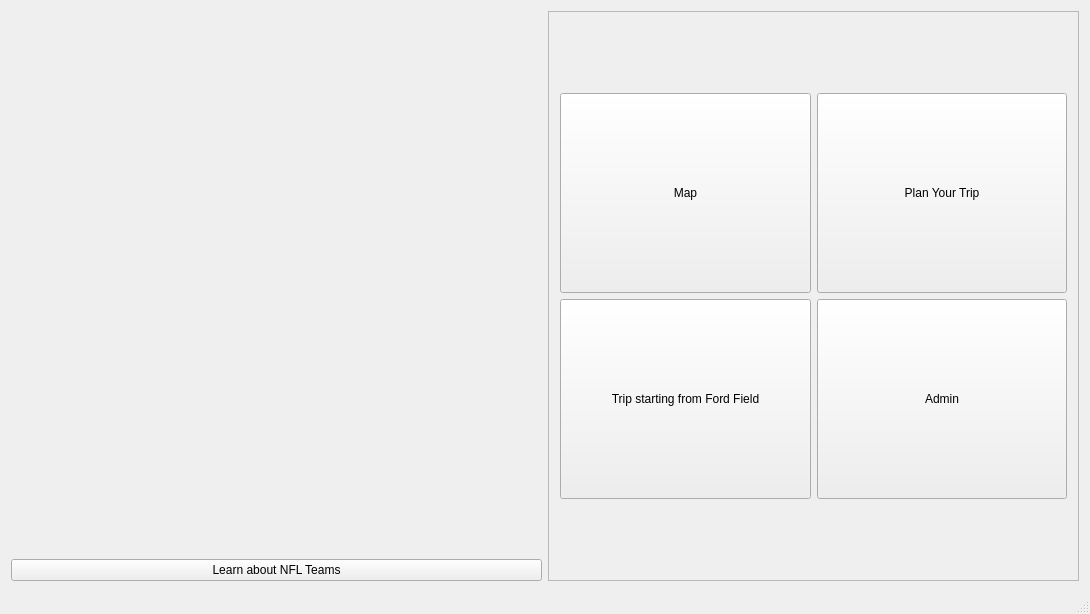
Qt form mainwindow.ui (pkhodadoustan/NFLFootballTouring) before a commit.
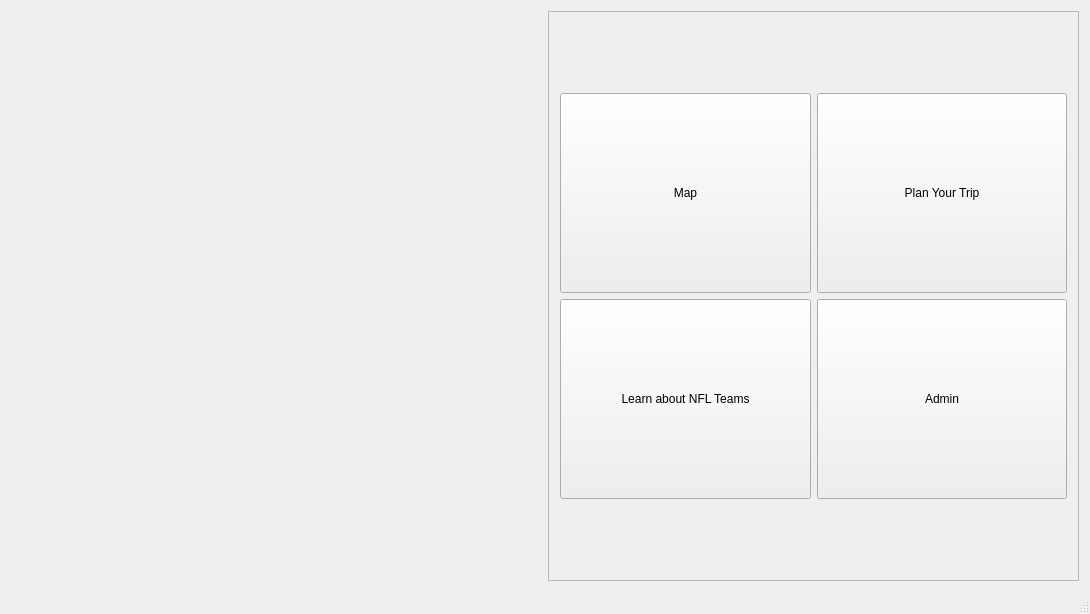
The same form after that commit. Icons and pictures are not drawn.

```diff
--- a/mainwindow.ui
+++ b/mainwindow.ui
@@ -60,16 +60,6 @@
           </property>
          </widget>
         </item>
-        <item>
-         <widget class="QPushButton" name="pushButton_Info">
-          <property name="enabled">
-           <bool>true</bool>
-          </property>
-          <property name="text">
-           <string>Learn about NFL Teams</string>
-          </property>
-         </widget>
-        </item>
        </layout>
       </item>
       <item>
@@ -141,25 +131,6 @@
                </property>
               </widget>
              </item>
-             <item row="1" column="0">
-              <widget class="QPushButton" name="pushButton_3">
-               <property name="sizePolicy">
-                <sizepolicy hsizetype="Minimum" vsizetype="Fixed">
-                 <horstretch>0</horstretch>
-                 <verstretch>0</verstretch>
-                </sizepolicy>
-               </property>
-               <property name="minimumSize">
-                <size>
-                 <width>0</width>
-                 <height>200</height>
-                </size>
-               </property>
-               <property name="text">
-                <string>Trip starting from Ford Field</string>
-               </property>
-              </widget>
-             </item>
              <item row="1" column="1">
               <widget class="QPushButton" name="pushButton_4">
                <property name="sizePolicy">
@@ -179,6 +150,22 @@
                </property>
               </widget>
              </item>
+             <item row="1" column="0">
+              <widget class="QPushButton" name="pushButton_Info">
+               <property name="enabled">
+                <bool>true</bool>
+               </property>
+               <property name="minimumSize">
+                <size>
+                 <width>0</width>
+                 <height>200</height>
+                </size>
+               </property>
+               <property name="text">
+                <string>Learn about NFL Teams</string>
+               </property>
+              </widget>
+             </item>
             </layout>
            </item>
           </layout>
```
